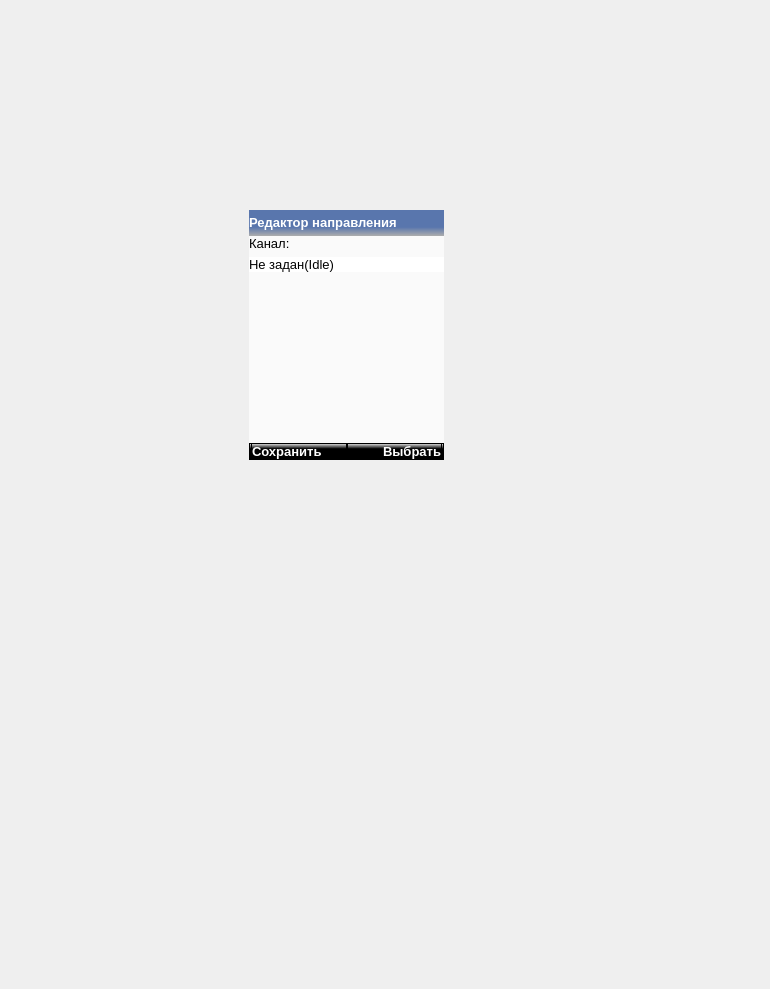
Old version of the form mainwindow.ui in the repository COOLIRON2311/azart-p.
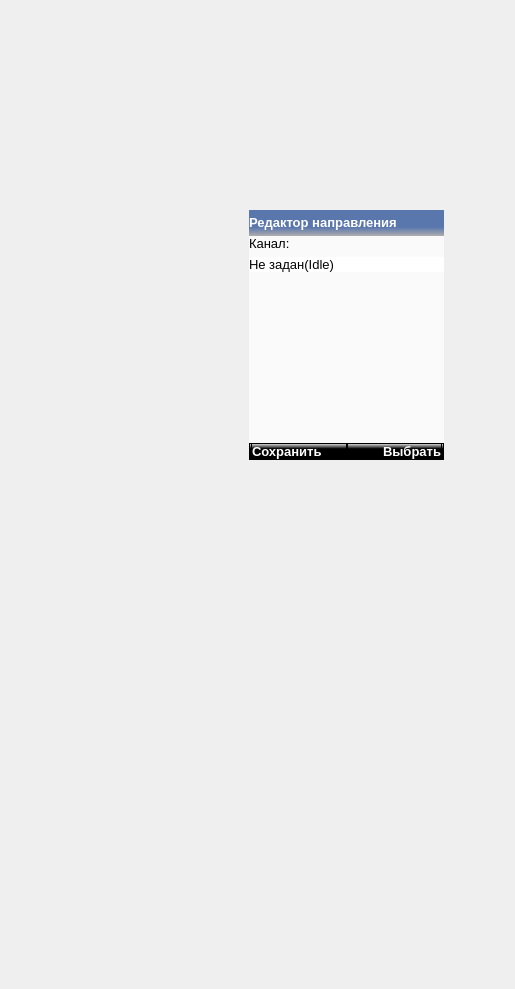
New version of the form. Icons and pictures are not drawn.

Patch:
```diff
--- a/mainwindow.ui
+++ b/mainwindow.ui
@@ -6,7 +6,7 @@
    <rect>
     <x>0</x>
     <y>0</y>
-    <width>770</width>
+    <width>515</width>
     <height>989</height>
    </rect>
   </property>
```
Left out of the diff: 2 changed lines with no effect on the pictures.
